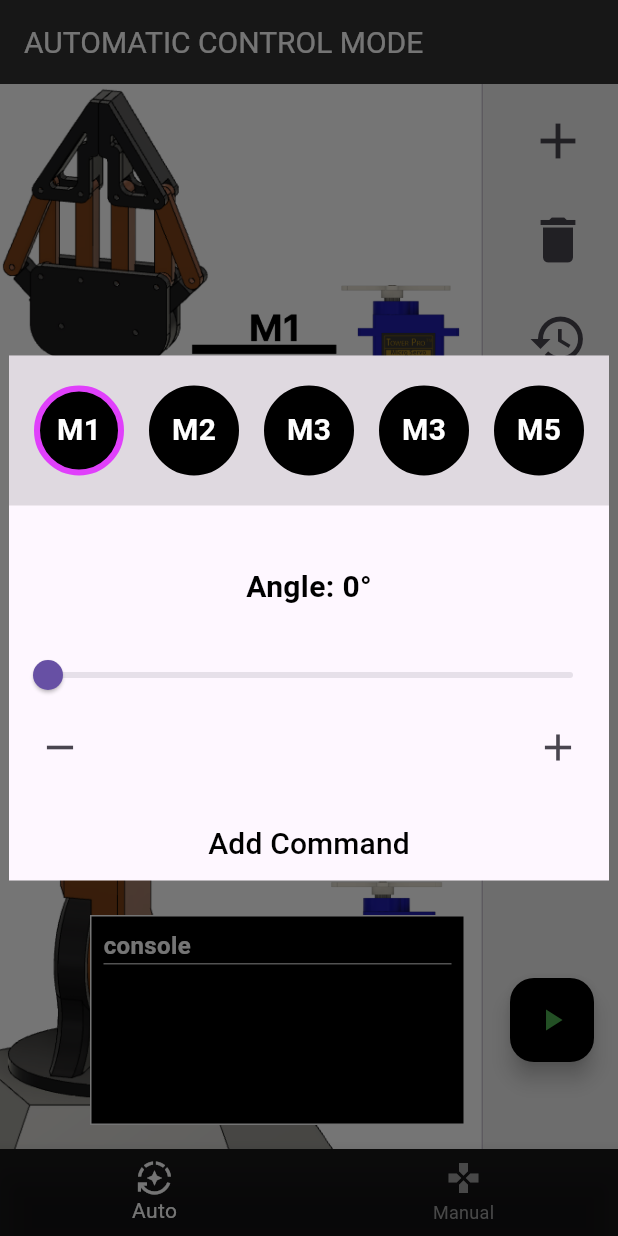
After one commit to EgorP51/esp-arm-controller-flutter, a Flutter app: the screen it shows after launch, after a tap on the "add" icon, on a phone screen of 412 x 824 dp. The commit adds this screen. Run offline on Flutter 3.47's test engine with Material 3 defaults, Android fonts, the phone set to English and light mode, and no system bars.

Commit message:
add base AM UI

```diff
--- /dev/null
+++ b/lib/data/esp_command_model.dart
@@ -0,0 +1,49 @@
+enum ServoName { servo1, servo2, servo3, servo4, servo5 }
+
+extension ServoNameExtension on ServoName {
+  String get name {
+    switch (this) {
+      case ServoName.servo1:
+        return 'M1';
+      case ServoName.servo2:
+        return 'M2';
+      case ServoName.servo3:
+        return 'M3';
+      case ServoName.servo4:
+        return 'M3';
+      case ServoName.servo5:
+        return 'M5';
+      }
+  }
+}
+
+abstract class EspCommandModel<T> {
+  final String _name;
+  final T _value;
+
+  EspCommandModel(this._name, this._value);
+
+  String get name => _name;
+
+  T get value => _value;
+
+  String get command => '$_name:$_value';
+}
+
+class ServoCommandModel extends EspCommandModel<double> {
+  ServoCommandModel(super.elementName, super.value);
+
+  @override
+  String toString() {
+    return 'ServoCommandModel{elementName: $name, value: $value}';
+  }
+}
+
+class LightCommandModel extends EspCommandModel<int> { // int -> duration
+  LightCommandModel(super.elementName, super.value);
+
+  @override
+  String toString() {
+    return 'LightCommandModel{elementName: $name, value: $value}';
+  }
+}
--- a/lib/main.dart
+++ b/lib/main.dart
@@ -1,7 +1,16 @@
+import 'package:esp_arm_controller_flutter/presentation/automatic_control_mode.dart';
+import 'package:esp_arm_controller_flutter/presentation/manual_control_mode.dart';
 import 'package:flutter/material.dart';
-import 'package:web_socket_channel/web_socket_channel.dart';
+
+import 'manager/automatic_manager.dart';
+
+String consoleText = '';
+late final AutomaticManager automaticManager;
 
 void main() {
+  WidgetsFlutterBinding.ensureInitialized();
+  automaticManager = AutomaticManager();
+
   runApp(const ESPControllerApp());
 }
 
@@ -12,70 +21,106 @@ class ESPControllerApp extends StatelessWidget {
   Widget build(BuildContext context) {
     return MaterialApp(
       title: 'ESP Servo Controller',
-      theme: ThemeData(
-        primarySwatch: Colors.blue,
-      ),
-      home: const ServoControlPage(),
+      theme: ThemeData(primarySwatch: Colors.blue),
+      home: const ControlHomePage(),
     );
   }
 }
 
-class ServoControlPage extends StatefulWidget {
-  const ServoControlPage({super.key});
+class ControlHomePage extends StatefulWidget {
+  const ControlHomePage({super.key});
 
   @override
-  State<ServoControlPage> createState() => _ServoControlPageState();
+  _ControlHomePageState createState() => _ControlHomePageState();
 }
 
-class _ServoControlPageState extends State<ServoControlPage> {
-  late WebSocketChannel channel;
-  double servoAngle = 90.0; // Initial angle (default 90 degrees)
+class _ControlHomePageState extends State<ControlHomePage> {
+  int _currentIndex = 0;
 
-  @override
-  void initState() {
-    super.initState();
-    // Connect to ESP32 WebSocket server
-    channel = WebSocketChannel.connect(
-      Uri.parse('ws://192.168.4.1:81'), // ESP32 AP IP and WebSocket port
-    );
+  final List<Widget> _pages = [AutomaticControlMode(), ManualControlMode()];
+
+  void _onTabTapped(int index) {
+    setState(() {
+      _currentIndex = index;
+    });
   }
 
-  // Send servo angle to ESP32
-  void updateServoAngle(double angle) {
-    servoAngle = angle;
-    channel.sink.add('SET_SERVO:$servoAngle'); // Command to ESP32
-    setState(() {});
-  }
-
-  @override
-  void dispose() {
-    channel.sink.close();
-    super.dispose();
-  }
+  final List<BottomNavigationBarItem> _navBarItems = const [
+    BottomNavigationBarItem(icon: Icon(Icons.auto_mode), label: 'Auto'),
+    BottomNavigationBarItem(icon: Icon(Icons.gamepad), label: 'Manual'),
+  ];
 
   @override
   Widget build(BuildContext context) {
     return Scaffold(
-      appBar: AppBar(title: const Text('ESP Servo Controller')),
-      body: Center(
-        child: Column(
-          mainAxisAlignment: MainAxisAlignment.center,
-          children: [
-            Slider(
-              value: servoAngle,
-              min: 0,
-              max: 180,
-              divisions: 180,
-              label: '$servoAngle°',
-              onChanged: updateServoAngle,
-            ),
-            Text(
-              'Servo Angle: ${servoAngle.toStringAsFixed(0)}°',
-              style: TextStyle(fontSize: 20, fontWeight: FontWeight.bold),
-            ),
-          ],
-        ),
+      body: _pages[_currentIndex],
+      bottomNavigationBar: BottomNavigationBar(
+        backgroundColor: Colors.black.withValues(alpha: 0.9),
+        selectedItemColor: Colors.white,
+        unselectedItemColor: Colors.grey,
+        currentIndex: _currentIndex,
+        items: _navBarItems,
+        onTap: _onTabTapped,
       ),
     );
   }
 }
+
+//
+// class ServoControlPage extends StatefulWidget {
+//   const ServoControlPage({super.key});
+//
+//   @override
+//   State<ServoControlPage> createState() => _ServoControlPageState();
+// }
+//
+// class _ServoControlPageState extends State<ServoControlPage> {
+//   late WebSocketChannel channel;
+//   double servoAngle = 90.0;
+//
+//   @override
+//   void initState() {
+//     super.initState();
+//     channel = WebSocketChannel.connect(
+//       Uri.parse('ws://192.168.4.1:81'),
+//     );
+//   }
+//
+//   void updateServoAngle(double angle) {
+//     servoAngle = angle;
+//     channel.sink.add('SET_SERVO:$servoAngle');
+//     setState(() {});
+//   }
+//
+//   @override
+//   void dispose() {
+//     channel.sink.close();
+//     super.dispose();
+//   }
+//
+//   @override
+//   Widget build(BuildContext context) {
+//     return Scaffold(
+//       appBar: AppBar(title: const Text('ESP Servo Controller')),
+//       body: Center(
+//         child: Column(
+//           mainAxisAlignment: MainAxisAlignment.center,
+//           children: [
+//             Slider(
+//               value: servoAngle,
+//               min: 0,
+//               max: 180,
+//               divisions: 180,
+//               label: '$servoAngle°',
+//               onChanged: updateServoAngle,
+//             ),
+//             Text(
+//               'Servo Angle: ${servoAngle.toStringAsFixed(0)}°',
+//               style: TextStyle(fontSize: 20, fontWeight: FontWeight.bold),
+//             ),
+//           ],
+//         ),
+//       ),
+//     );
+//   }
+// }
--- /dev/null
+++ b/lib/manager/automatic_manager.dart
@@ -0,0 +1,38 @@
+import '../data/esp_command_model.dart';
+
+
+class AutomaticManager {
+  static final AutomaticManager _instance = AutomaticManager._internal();
+
+  AutomaticManager._internal();
+
+  factory AutomaticManager() {
+    return _instance;
+  }
+
+  final List<EspCommandModel> _commands = [];
+
+  List<EspCommandModel> get commands => _commands;
+
+  void addCommand(EspCommandModel command) {
+    print('Adding command: ${command.command}');
+    _commands.add(command);
+  }
+
+  void removeCommand(EspCommandModel command) {
+    print('Removing command: ${command.command}');
+    _commands.remove(command);
+  }
+
+  void clearCommands() {
+    print('Clearing all commands');
+    _commands.clear();
+  }
+
+  void executeCommands() {
+    print('Executing commands:');
+    for (var command in _commands) {
+      print(command.command);
+    }
+  }
+}
--- /dev/null
+++ b/lib/presentation/automatic_control_mode.dart
@@ -0,0 +1,386 @@
+import 'package:esp_arm_controller_flutter/data/esp_command_model.dart';
+import 'package:esp_arm_controller_flutter/main.dart';
+import 'package:flutter/material.dart';
+
+class AutomaticControlMode extends StatefulWidget {
+  const AutomaticControlMode({super.key});
+
+  @override
+  State<AutomaticControlMode> createState() => _AutomaticControlModeState();
+}
+
+class _AutomaticControlModeState extends State<AutomaticControlMode> {
+  @override
+  Widget build(BuildContext context) {
+    return Scaffold(
+      appBar: AppBar(
+        title: Text(
+          'Automatic Control Mode'.toUpperCase(),
+          style: TextStyle(color: Colors.white, fontSize: 20),
+        ),
+        backgroundColor: Colors.black.withOpacity(0.8),
+      ),
+      backgroundColor: Colors.white,
+      body: Row(
+        crossAxisAlignment: CrossAxisAlignment.start,
+        mainAxisAlignment: MainAxisAlignment.spaceBetween,
+        children: [
+          Image.asset('assets/manipulator.png'),
+          const SizedBox(width: 10),
+          VerticalDivider(width: 1),
+          Expanded(
+            child: Padding(
+              padding: const EdgeInsets.all(10.0),
+              child: Wrap(
+                crossAxisAlignment: WrapCrossAlignment.start,
+                alignment: WrapAlignment.start,
+                runSpacing: 10,
+                children: [
+                  ...List.generate(automaticManager.commands.length, (index) {
+                    return Row(
+                      mainAxisSize: MainAxisSize.min,
+                      children: [
+                        CommandItemWidget(
+                          command: automaticManager.commands[index],
+                          onDelete: () {
+                            setState(() {
+                              automaticManager.removeCommand(
+                                automaticManager.commands[index],
+                              );
+                              consoleText +=
+                                  'app: removed command: ${automaticManager.commands[index].command}\n';
+                            });
+                          },
+                        ),
+                        const SizedBox(width: 10),
+                        Icon(Icons.arrow_forward, size: 30),
+                      ],
+                    );
+                  }),
+                ],
+              ),
+            ),
+          ),
+          Container(
+            width: 100,
+            color: Colors.grey[200],
+            child: Column(
+              children: [
+                SizedBox(height: 10),
+                IconButton(
+                  onPressed: () {
+                    showDialog(
+                      context: context,
+                      builder: (context) {
+                        return AddCommandWidget(
+                          onAddCommand: (command) {
+                            setState(() {
+                              automaticManager.addCommand(command);
+                              Navigator.of(context).pop();
+                              consoleText +=
+                                  'app: added command: ${command.command}\n';
+                            });
+                          },
+                        );
+                      },
+                    );
+                  },
+                  icon: const Icon(Icons.add, size: 40),
+                ),
+                SizedBox(height: 10),
+                IconButton(
+                  onPressed: () {
+                    showDialog(
+                      context: context,
+                      builder: (context) {
+                        return AlertDialog(
+                          title: const Text('Clear Commands?'),
+                          actions: [
+                            TextButton(
+                              onPressed: () {
+                                setState(() {
+                                  automaticManager.clearCommands();
+                                  Navigator.of(context).pop();
+                                  consoleText += 'app: cleared all commands\n';
+                                });
+                              },
+                              child: const Text('Clear'),
+                            ),
+                          ],
+                        );
+                      },
+                    );
+                  },
+                  icon: const Icon(Icons.delete, size: 40),
+                ),
+                SizedBox(height: 10),
+                IconButton(
+                  onPressed: () {
+                    // TODO: Implement history functionality
+                  },
+                  icon: const Icon(Icons.history, size: 40),
+                ),
+              ],
+            ),
+          ),
+        ],
+      ),
+      floatingActionButton: Row(
+        children: [
+          Spacer(),
+          Container(
+            height: 140,
+            width: 250,
+            decoration: BoxDecoration(
+              color: Colors.black,
+              border: Border.all(color: Colors.white, width: 1),
+            ),
+            padding: const EdgeInsets.all(8),
+            child: Column(
+              crossAxisAlignment: CrossAxisAlignment.start,
+              children: [
+                Text(
+                  'console',
+                  style: TextStyle(
+                    color: Colors.white,
+                    fontSize: 16,
+                    fontWeight: FontWeight.bold,
+                  ),
+                ),
+                Divider(height: 1, color: Colors.white70),
+                Expanded(
+                  child: SingleChildScrollView(
+                    reverse: true,
+                    child: Text(
+                      consoleText,
+                      style: TextStyle(color: Colors.white, fontSize: 14),
+                    ),
+                  ),
+                ),
+              ],
+            ),
+          ),
+          SizedBox(width: 30),
+          FloatingActionButton(
+            backgroundColor: Colors.black,
+            child: const Icon(Icons.play_arrow, color: Colors.green),
+            onPressed: () {
+              showDialog(
+                context: context,
+                builder: (context) {
+                  return AlertDialog(
+                    title: const Text('Execute Commands?'),
+                    actions: [
+                      TextButton(
+                        onPressed: () {
+                          automaticManager.executeCommands();
+                          Navigator.of(context).pop();
+                          consoleText += 'app: executed commands\n';
+                        },
+                        child: const Text('Yes'),
+                      ),
+                    ],
+                  );
+                },
+              );
+            },
+          ),
+        ],
+      ),
+    );
+  }
+}
+
+class AddCommandWidget extends StatefulWidget {
+  const AddCommandWidget({super.key, required this.onAddCommand});
+
+  final Function(EspCommandModel model) onAddCommand;
+
+  @override
+  State<AddCommandWidget> createState() => _AddCommandWidgetState();
+}
+
+class _AddCommandWidgetState extends State<AddCommandWidget> {
+  double servoAngle = 0.0;
+  ServoName selectedServo = ServoName.servo1;
+
+  @override
+  Widget build(BuildContext context) {
+    return UnconstrainedBox(
+      child: Material(
+        child: SizedBox(
+          width: 400,
+          height: 350,
+          child: Column(
+            children: [
+              Container(
+                height: 100,
+                color: Colors.black12,
+                child: Row(
+                  mainAxisAlignment: MainAxisAlignment.spaceEvenly,
+                  children: List.generate(5, (index) {
+                    return InkWell(
+                      borderRadius: BorderRadius.circular(60),
+                      onTap: () {
+                        setState(() {
+                          selectedServo = ServoName.values[index];
+                        });
+                      },
+                      child: Container(
+                        height: 60,
+                        width: 60,
+                        alignment: Alignment.center,
+                        decoration: BoxDecoration(
+                          color: Colors.black,
+                          borderRadius: BorderRadius.circular(60),
+                          border: Border.all(
+                            color:
+                                selectedServo == ServoName.values[index]
+                                    ? Colors.purpleAccent
+                                    : Colors.black,
+                            width: 4,
+                          ),
+                        ),
+                        child: Text(
+                          ServoName.values[index].name,
+                          style: const TextStyle(
+                            color: Colors.white,
+                            fontSize: 20,
+                            fontWeight: FontWeight.bold,
+                          ),
+                        ),
+                      ),
+                    );
+                  }),
+                ),
+              ),
+              const SizedBox(height: 40),
+              Text(
+                'Angle: ${servoAngle.toStringAsFixed(0)}°',
+                style: const TextStyle(
+                  color: Colors.black,
+                  fontSize: 20,
+                  fontWeight: FontWeight.bold,
+                ),
+              ),
+              SizedBox(height: 20),
+              Slider(
+                value: servoAngle,
+                min: 0,
+                max: 180,
+                divisions: 180,
+                label: '${servoAngle.toStringAsFixed(0)}°',
+                onChanged: (value) {
+                  setState(() {
+                    servoAngle = value;
+                  });
+                },
+              ),
+              Padding(
+                padding: const EdgeInsets.fromLTRB(10, 0, 10, 10),
+                child: Row(
+                  mainAxisAlignment: MainAxisAlignment.spaceBetween,
+                  children: [
+                    IconButton(
+                      onPressed: () {
+                        setState(() {
+                          servoAngle--;
+                        });
+                      },
+                      icon: const Icon(Icons.remove, size: 30),
+                    ),
+                    IconButton(
+                      onPressed: () {
+                        setState(() {
+                          servoAngle++;
+                        });
+                      },
+                      icon: const Icon(Icons.add, size: 30),
+                    ),
+                  ],
+                ),
+              ),
+              Spacer(),
+              TextButton(
+                onPressed: () {
+                  widget.onAddCommand(
+                    ServoCommandModel(
+                      selectedServo.name,
+                      servoAngle.toInt().toDouble(),
+                    ),
+                  );
+                },
+                child: Text(
+                  'Add Command',
+                  style: TextStyle(color: Colors.black, fontSize: 20),
+                ),
+              ),
+            ],
+          ),
+        ),
+      ),
+    );
+  }
+}
+
+class CommandItemWidget extends StatelessWidget {
+  const CommandItemWidget({super.key, required this.command, this.onDelete});
+
+  final EspCommandModel command;
+  final Function? onDelete;
+
+  @override
+  Widget build(BuildContext context) {
+    return Container(
+      height: 80,
+      width: 120,
+      decoration: BoxDecoration(
+        color: Colors.black87,
+        borderRadius: BorderRadius.circular(10),
+        border: Border.all(color: Colors.black54, width: 1),
+        boxShadow: [
+          BoxShadow(
+            color: Colors.black.withOpacity(0.2),
+            blurRadius: 5,
+            offset: const Offset(3, 3),
+          ),
+        ],
+      ),
+      child: Row(
+        mainAxisSize: MainAxisSize.min,
+        crossAxisAlignment: CrossAxisAlignment.center,
+        mainAxisAlignment: MainAxisAlignment.spaceEvenly,
+        children: [
+          Column(
+            mainAxisSize: MainAxisSize.min,
+            crossAxisAlignment: CrossAxisAlignment.start,
+            mainAxisAlignment: MainAxisAlignment.center,
+            children: [
+              Text(
+                command.name,
+                style: TextStyle(
+                  color: Colors.white70,
+                  fontWeight: FontWeight.bold,
+                  fontSize: 20,
+                ),
+              ),
+              Text(
+                '${command.value}°',
+                style: TextStyle(color: Colors.white60, fontSize: 16),
+              ),
+            ],
+          ),
+
+          InkWell(
+            onTap: () {
+              if (onDelete != null) {
+                onDelete!();
+              }
+            },
+            child: const Icon(Icons.delete, color: Colors.red, size: 30),
+          ),
+        ],
+      ),
+    );
+  }
+}
--- a/pubspec.yaml
+++ b/pubspec.yaml
@@ -59,7 +59,8 @@ flutter:
   uses-material-design: true
 
   # To add assets to your application, add an assets section, like this:
-  # assets:
+  assets:
+    - assets/manipulator.png
   #   - images/a_dot_burr.jpeg
   #   - images/a_dot_ham.jpeg
 
```
Also changed, not shown: lib/presentation/manual_control_mode.dart (added, +60 -0 lines), assets/manipulator.png (added), 1 other file.
